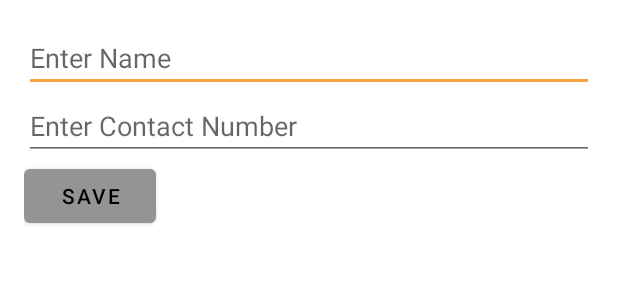
After one commit to mgaditya-er/DriveGuard-App, an Android app: the layout dialog_layoutedit.xml on its own in the app's theme, with its tools: preview values and no code run, on a phone screen of 412 x 824 dp. The commit adds this screen. Shown: the top 300 px of the screen. Run offline under Robolectric (Android 15) with nearby library versions, the phone set to English and light mode, and no system bars.

```diff
--- /dev/null
+++ b/app/src/main/res/layout/dialog_layoutedit.xml
@@ -0,0 +1,28 @@
+<!-- contact_dialog_layout.xml -->
+
+<LinearLayout xmlns:android="http://schemas.android.com/apk/res/android"
+    android:layout_width="match_parent"
+    android:layout_height="wrap_content"
+    android:orientation="vertical"
+    android:padding="16dp">
+
+    <EditText
+        android:id="@+id/editTextName"
+        android:layout_width="match_parent"
+        android:layout_height="wrap_content"
+        android:hint="Enter Name"/>
+
+    <EditText
+        android:id="@+id/editTextContact"
+        android:layout_width="match_parent"
+        android:layout_height="wrap_content"
+        android:inputType="phone"
+        android:hint="Enter Contact Number"/>
+
+    <Button
+        android:id="@+id/buttonSaveContact"
+        android:layout_width="wrap_content"
+        android:layout_height="wrap_content"
+        android:text="Save"/>
+
+</LinearLayout>
```
Also changed, not shown: app/src/main/java/com/example/vehiclesafe/Activity_Contacts.java (+78 -0 lines), app/src/main/java/com/example/vehiclesafe/ContactAdapter.java (+23 -15 lines).
